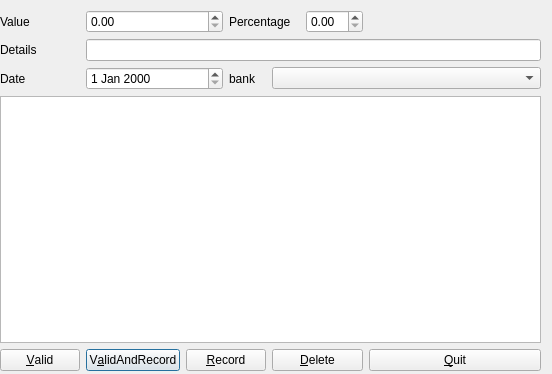
The window that plugins/accountmanagerplugin/movements/movementsviewer.ui (FreeHealth/freehealth) describes before a commit, drawn with Qt 5.
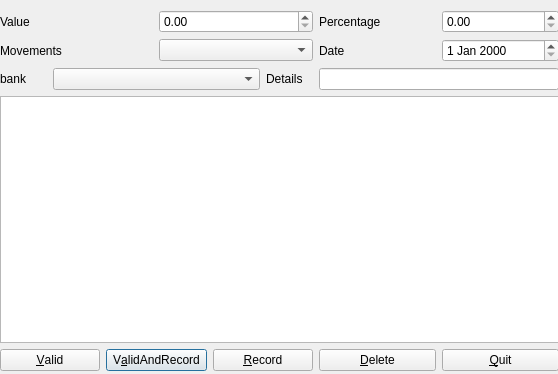
The same window after the commit.

Commit message: freeaccount: movements, partial

The edit to the form file:
```diff
--- a/plugins/accountmanagerplugin/movements/movementsviewer.ui
+++ b/plugins/accountmanagerplugin/movements/movementsviewer.ui
@@ -6,24 +6,24 @@
    <rect>
     <x>0</x>
     <y>0</y>
-    <width>552</width>
+    <width>558</width>
     <height>374</height>
    </rect>
   </property>
   <property name="windowTitle">
    <string>Movements</string>
   </property>
-  <widget class="QWidget" name="layoutWidget">
+  <widget class="QWidget" name="">
    <property name="geometry">
     <rect>
      <x>0</x>
      <y>10</y>
-     <width>541</width>
+     <width>559</width>
      <height>361</height>
     </rect>
    </property>
    <layout class="QGridLayout" name="gridLayout">
-    <item row="0" column="0">
+    <item row="0" column="0" colspan="3">
      <widget class="QLabel" name="valueLabel">
       <property name="text">
        <string>Value</string>
@@ -33,10 +33,10 @@
       </property>
      </widget>
     </item>
-    <item row="0" column="1" colspan="2">
+    <item row="0" column="3" colspan="3">
      <widget class="QDoubleSpinBox" name="valueDoubleSpinBox"/>
     </item>
-    <item row="0" column="3" colspan="2">
+    <item row="0" column="6">
      <widget class="QLabel" name="percentLabel">
       <property name="text">
        <string>Percentage</string>
@@ -49,39 +49,30 @@
       </property>
      </widget>
     </item>
-    <item row="0" column="5">
+    <item row="0" column="7">
      <widget class="QDoubleSpinBox" name="percentDoubleSpinBox"/>
     </item>
-    <item row="0" column="6">
-     <spacer name="horizontalSpacer">
-      <property name="orientation">
-       <enum>Qt::Horizontal</enum>
-      </property>
-      <property name="sizeHint" stdset="0">
-       <size>
-        <width>40</width>
-        <height>20</height>
-       </size>
-      </property>
-     </spacer>
-    </item>
-    <item row="1" column="0">
-     <widget class="QLabel" name="detailsLabel">
+    <item row="1" column="0" colspan="3">
+     <widget class="QLabel" name="movementsLabel">
       <property name="text">
-       <string>Details</string>
+       <string>Movements</string>
       </property>
       <property name="wordWrap">
        <bool>true</bool>
       </property>
-      <property name="buddy">
-       <cstring>detailsEdit</cstring>
+     </widget>
+    </item>
+    <item row="1" column="3" colspan="3">
+     <widget class="QComboBox" name="movementsComboBox">
+      <property name="minimumSize">
+       <size>
+        <width>150</width>
+        <height>0</height>
+       </size>
       </property>
      </widget>
     </item>
-    <item row="1" column="1" colspan="6">
-     <widget class="QLineEdit" name="detailsEdit"/>
-    </item>
-    <item row="2" column="0">
+    <item row="1" column="6">
      <widget class="QLabel" name="dateLabel">
       <property name="text">
        <string>Date</string>
@@ -94,10 +85,10 @@
       </property>
      </widget>
     </item>
-    <item row="2" column="1" colspan="2">
+    <item row="1" column="7">
      <widget class="QDateEdit" name="dateEdit"/>
     </item>
-    <item row="2" column="3">
+    <item row="2" column="0">
      <widget class="QLabel" name="bankLabel">
       <property name="text">
        <string>bank</string>
@@ -107,27 +98,50 @@
       </property>
      </widget>
     </item>
-    <item row="2" column="4" colspan="3">
+    <item row="2" column="1" colspan="4">
      <widget class="QComboBox" name="bankComboBox">
       <property name="minimumSize">
        <size>
-        <width>200</width>
+        <width>0</width>
         <height>0</height>
        </size>
       </property>
      </widget>
     </item>
-    <item row="3" column="0" colspan="7">
+    <item row="2" column="5">
+     <widget class="QLabel" name="detailsLabel">
+      <property name="text">
+       <string>Details</string>
+      </property>
+      <property name="wordWrap">
+       <bool>true</bool>
+      </property>
+      <property name="buddy">
+       <cstring>detailsEdit</cstring>
+      </property>
+     </widget>
+    </item>
+    <item row="2" column="6" colspan="2">
+     <widget class="QLineEdit" name="detailsEdit">
+      <property name="minimumSize">
+       <size>
+        <width>240</width>
+        <height>0</height>
+       </size>
+      </property>
+     </widget>
+    </item>
+    <item row="3" column="0" colspan="8">
      <widget class="QTableView" name="tableView"/>
     </item>
-    <item row="4" column="0">
+    <item row="4" column="0" colspan="2">
      <widget class="QPushButton" name="validButton">
       <property name="text">
        <string>&amp;Valid</string>
       </property>
      </widget>
     </item>
-    <item row="4" column="1">
+    <item row="4" column="2" colspan="2">
      <widget class="QPushButton" name="valAndRecButton">
       <property name="text">
        <string>V&amp;alidAndRecord</string>
@@ -137,21 +151,21 @@
       </property>
      </widget>
     </item>
-    <item row="4" column="2" colspan="2">
+    <item row="4" column="4" colspan="2">
      <widget class="QPushButton" name="recordButton">
       <property name="text">
        <string>&amp;Record</string>
       </property>
      </widget>
     </item>
-    <item row="4" column="4" colspan="2">
+    <item row="4" column="6">
      <widget class="QPushButton" name="deleteButton">
       <property name="text">
        <string>&amp;Delete</string>
       </property>
      </widget>
     </item>
-    <item row="4" column="6">
+    <item row="4" column="7">
      <widget class="QPushButton" name="quitButton">
       <property name="text">
        <string>&amp;Quit</string>
```
The commit also changes 6 other files.
